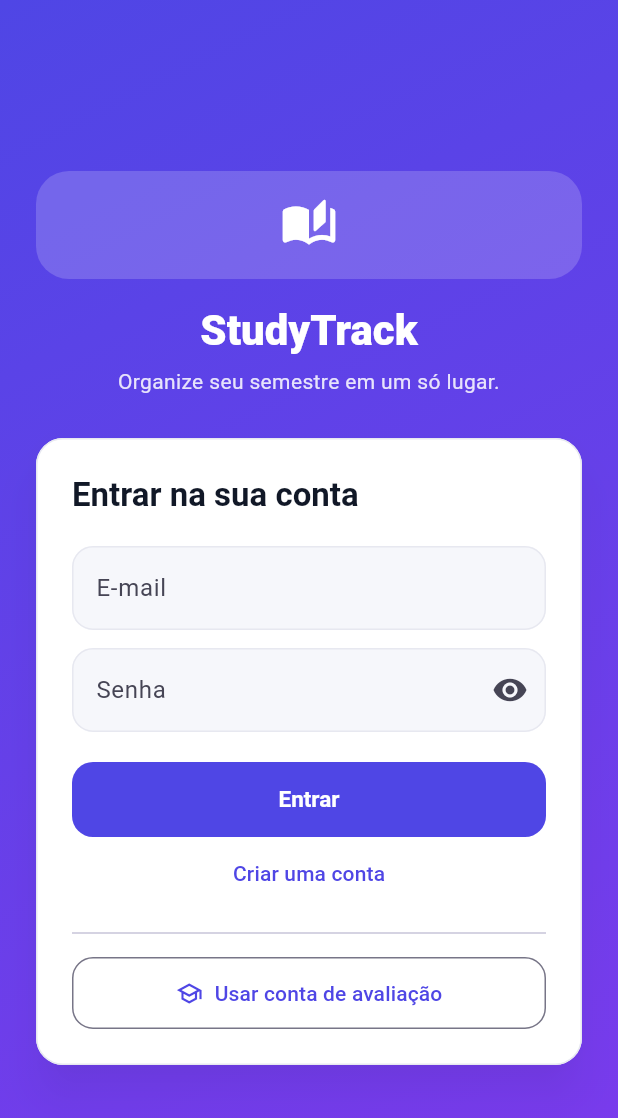
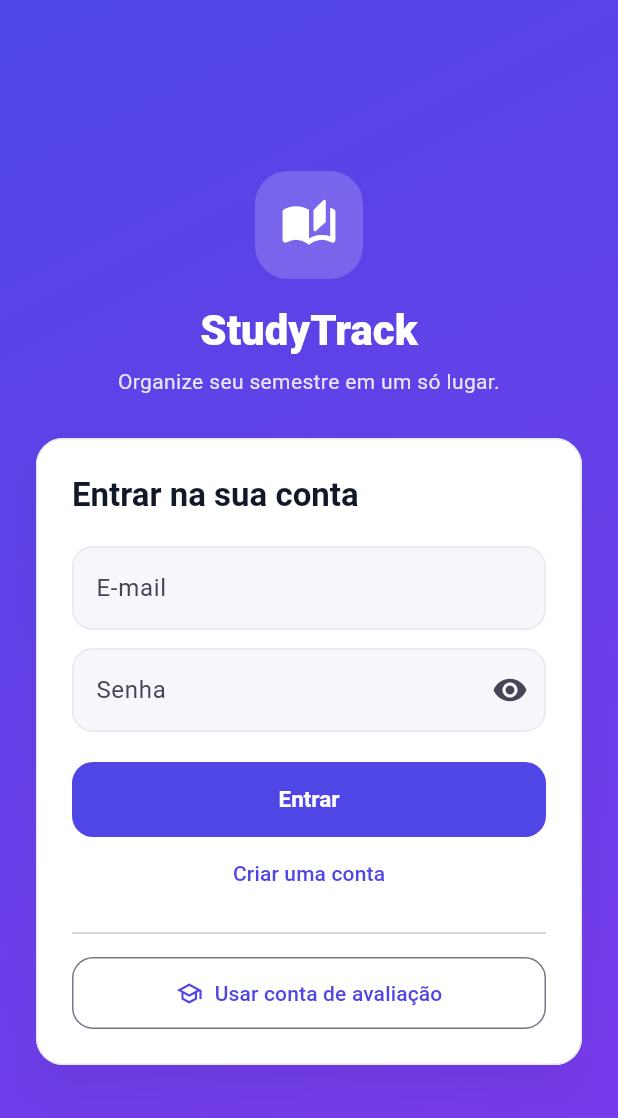
Before and after one commit to SamuelStefano/studytrack, a Flutter app: the screen it shows after launch, on a phone screen of 412 x 824 dp. Shown: the top 1118 px of the screen. Run offline on Flutter 3.47's test engine with Material 3 defaults, Android fonts, the phone set to English and light mode, and no system bars; our stand-ins replace shared_preferences; accounts and stored records are empty.

Commit message:
Center login logo

```diff
--- a/app/lib/screens/auth_screen.dart
+++ b/app/lib/screens/auth_screen.dart
@@ -45,7 +45,7 @@ class _AuthScreenState extends State<AuthScreen> {
               child: ConstrainedBox(
                 constraints: const BoxConstraints(maxWidth: 400),
                 child: Column(crossAxisAlignment: CrossAxisAlignment.stretch, children: [
-                  Container(
+                  Center(child: Container(
                     width: 72,
                     height: 72,
                     alignment: Alignment.center,
@@ -54,7 +54,7 @@ class _AuthScreenState extends State<AuthScreen> {
                       borderRadius: BorderRadius.circular(22),
                     ),
                     child: const Icon(Icons.auto_stories_rounded, color: Colors.white, size: 38),
-                  ),
+                  )),
                   const SizedBox(height: 16),
                   Text('StudyTrack',
                       textAlign: TextAlign.center,
```
